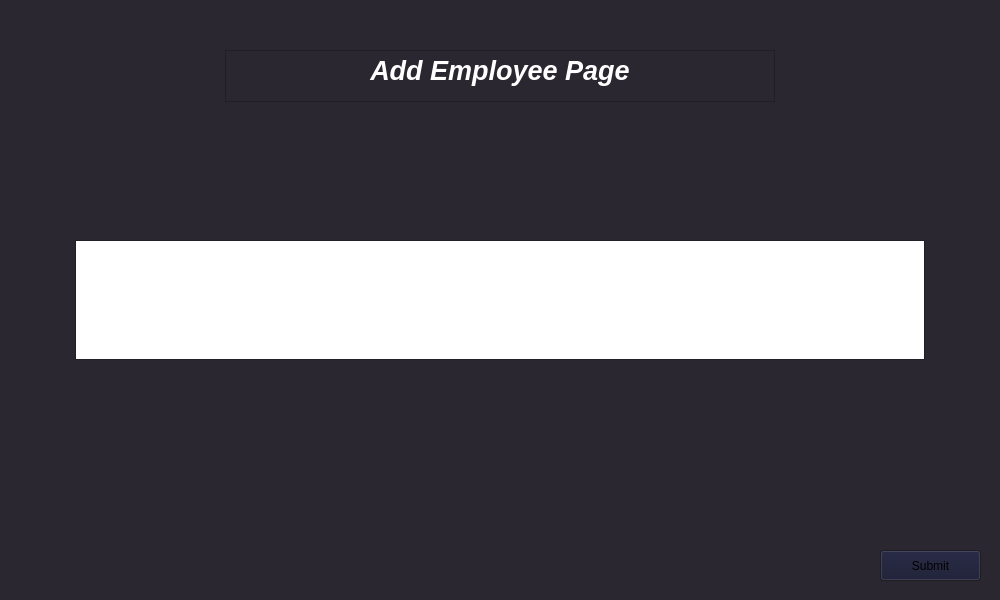
The window that Employee.ui (HeidariSina/Management-App) describes before a commit, drawn with Qt 5.
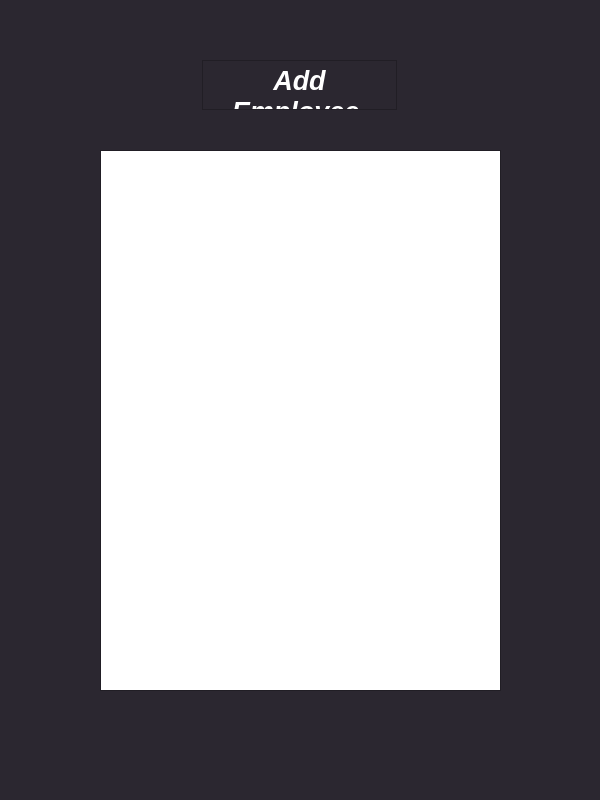
The same window after the commit.

The edit to the form file:
```diff
--- a/Employee.ui
+++ b/Employee.ui
@@ -9,20 +9,20 @@
    <rect>
     <x>0</x>
     <y>0</y>
-    <width>1000</width>
-    <height>600</height>
+    <width>600</width>
+    <height>800</height>
    </rect>
   </property>
   <property name="minimumSize">
    <size>
-    <width>1000</width>
-    <height>600</height>
+    <width>600</width>
+    <height>800</height>
    </size>
   </property>
   <property name="maximumSize">
    <size>
-    <width>1000</width>
-    <height>600</height>
+    <width>600</width>
+    <height>800</height>
    </size>
   </property>
   <property name="palette">
@@ -129,10 +129,10 @@
    <widget class="QTextBrowser" name="MainText">
     <property name="geometry">
      <rect>
-      <x>225</x>
-      <y>50</y>
-      <width>550</width>
-      <height>52</height>
+      <x>202</x>
+      <y>60</y>
+      <width>195</width>
+      <height>50</height>
      </rect>
     </property>
     <property name="palette">
@@ -192,16 +192,16 @@
 &lt;html&gt;&lt;head&gt;&lt;meta name=&quot;qrichtext&quot; content=&quot;1&quot; /&gt;&lt;style type=&quot;text/css&quot;&gt;
 p, li { white-space: pre-wrap; }
 &lt;/style&gt;&lt;/head&gt;&lt;body style=&quot; font-family:'Segoe UI'; font-size:20pt; font-weight:600; font-style:italic;&quot;&gt;
-&lt;p align=&quot;center&quot; style=&quot; margin-top:0px; margin-bottom:0px; margin-left:0px; margin-right:0px; -qt-block-indent:0; text-indent:0px;&quot;&gt;&lt;span style=&quot; color:#ffffff;&quot;&gt;Add Employee Page&lt;/span&gt;&lt;/p&gt;&lt;/body&gt;&lt;/html&gt;</string>
+&lt;p align=&quot;center&quot; style=&quot; margin-top:0px; margin-bottom:0px; margin-left:0px; margin-right:0px; -qt-block-indent:0; text-indent:0px;&quot;&gt;&lt;span style=&quot; color:#ffffff;&quot;&gt;Add Employee &lt;/span&gt;&lt;/p&gt;&lt;/body&gt;&lt;/html&gt;</string>
     </property>
    </widget>
    <widget class="QTableView" name="tableView">
     <property name="geometry">
      <rect>
-      <x>75</x>
-      <y>240</y>
-      <width>850</width>
-      <height>120</height>
+      <x>100</x>
+      <y>150</y>
+      <width>401</width>
+      <height>541</height>
      </rect>
     </property>
    </widget>
```
